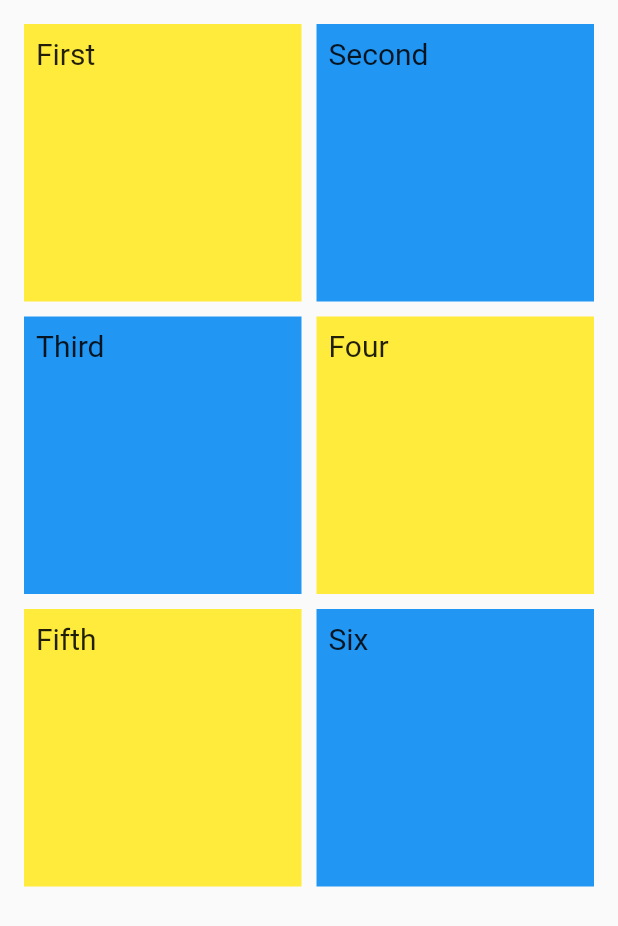
After one commit to EmmanuelDav/Fun-Plus, a Flutter app: the Categories screen opened directly, on a phone screen of 412 x 824 dp. The commit adds this screen. Shown: the top 926 px of the screen. Run offline on Flutter 3.47's test engine with Material 2 defaults, Android fonts, the phone set to English and light mode, and no system bars; missing offline and left inert: fun_pluz, transformer_page_view.

Commit message:
gridview in place

```diff
--- /dev/null
+++ b/lib/screens/categories.dart
@@ -0,0 +1,65 @@
+import 'package:flutter/material.dart';
+
+class Categories extends StatelessWidget {
+  // This widget is the root of your application.
+  @override
+  Widget build(BuildContext context) {
+    return Scaffold(
+      body: MyGridScreen(),
+    );
+  }
+}
+
+class MyGridScreen extends StatefulWidget {
+  MyGridScreen({Key key}) : super(key: key);
+  @override
+  _MyGridScreenState createState() => _MyGridScreenState();
+}
+
+class _MyGridScreenState extends State<MyGridScreen> {
+  @override
+  Widget build(BuildContext context) {
+    return Scaffold(
+      body: Center(
+          child: GridView.extent(
+            primary: false,
+            padding: const EdgeInsets.all(16),
+            crossAxisSpacing: 10,
+            mainAxisSpacing: 10,
+            maxCrossAxisExtent: 200.0,
+            children: <Widget>[
+              Container(
+                padding: const EdgeInsets.all(8),
+                child: const Text('First', style: TextStyle(fontSize: 20)),
+                color: Colors.yellow,
+              ),
+              Container(
+                padding: const EdgeInsets.all(8),
+                child: const Text('Second', style: TextStyle(fontSize: 20)),
+                color: Colors.blue,
+              ),
+              Container(
+                padding: const EdgeInsets.all(8),
+                child: const Text('Third', style: TextStyle(fontSize: 20)),
+                color: Colors.blue,
+              ),
+              Container(
+                padding: const EdgeInsets.all(8),
+                child: const Text('Four', style: TextStyle(fontSize: 20)),
+                color: Colors.yellow,
+              ),
+              Container(
+                padding: const EdgeInsets.all(8),
+                child: const Text('Fifth', style: TextStyle(fontSize: 20)),
+                color: Colors.yellow,
+              ),
+              Container(
+                padding: const EdgeInsets.all(8),
+                child: const Text('Six', style: TextStyle(fontSize: 20)),
+                color: Colors.blue,
+              ),
+            ],
+          )),
+    );
+  }
+}
```
Also changed, not shown: lib/main.dart (+8 -10 lines), lib/screens/Home.dart (+37 -15 lines), lib/screens/more.dart (added, +97 -0 lines), lib/screens/splash_screen.dart (+4 -4 lines), lib/screens/category.dart (deleted).
